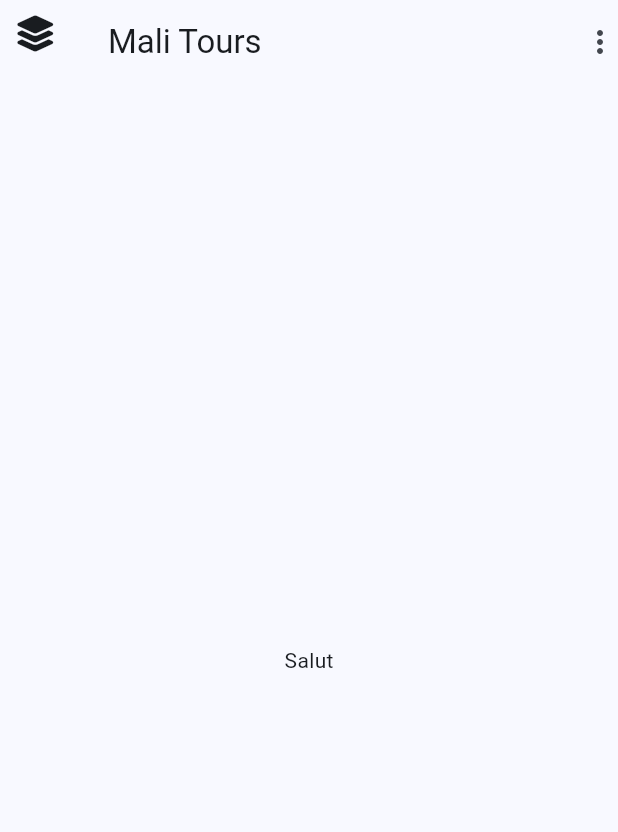
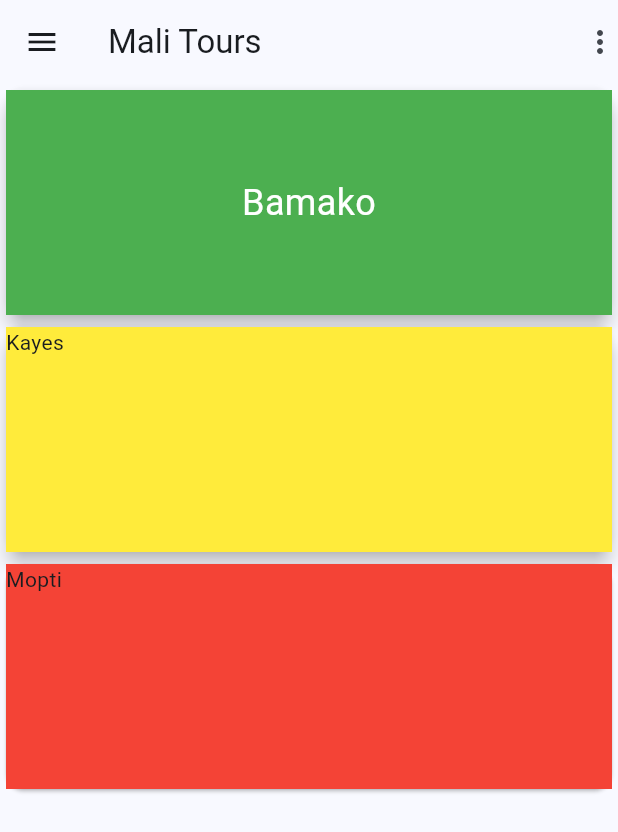
Before and after one commit to lifpro/malitours, a Flutter app: the screen it shows after launch, on a phone screen of 412 x 824 dp. Shown: the top 832 px of the screen. Run offline on Flutter 3.47's test engine with Material 3 defaults, Android fonts, the phone set to English and light mode, and no system bars.

Commit message:
Un peu de style

```diff
--- a/lib/main.dart
+++ b/lib/main.dart
@@ -1,5 +1,4 @@
 import 'package:flutter/material.dart';
-import 'package:font_awesome_flutter/font_awesome_flutter.dart';
 
 void main() {
   runApp(const MaliTours());
@@ -18,16 +17,52 @@ class MaliTours extends StatelessWidget {
         ),
         home: Scaffold(
           appBar: AppBar(
-            leading: const Padding(
-              padding: EdgeInsets.fromLTRB(10, 10, 0, 0),
-              child: FaIcon(FontAwesomeIcons.layerGroup),
-            ),
+            // leading: const Padding(
+            //   padding: EdgeInsets.fromLTRB(10, 10, 0, 0),
+            //   child: FaIcon(FontAwesomeIcons.layerGroup),
+            // ),
             title: const Text('Mali Tours'),
             actions: const [
               Icon(Icons.more_vert),
             ],
           ),
-          body: const Center(child: Text('Salut')),
+          drawer: Container(),
+          body: Column(
+            crossAxisAlignment: CrossAxisAlignment.stretch,
+            children: [
+              Card(
+                elevation: 5,
+                child: Container(
+                  height: 150,
+                  color: Colors.green,
+                  child: Center(
+                    child: Text(
+                      'Bamako',
+                      style: TextStyle(
+                        color: Colors.white,
+                        fontSize: 24,
+                      ),
+                    ),
+                  ),
+                ),
+              ),
+              Card(
+                elevation: 5,
+                child: Container(
+                  height: 150,
+                  color: Colors.yellow,
+                  child: Text('Kayes'),
+                ),
+              ),
+              Card(
+                child: Container(
+                  height: 150,
+                  color: Colors.red,
+                  child: Text('Mopti'),
+                ),
+              ),
+            ],
+          ),
         ) //const MyHomePage(title: 'Flutter Demo Home Page'),
         );
   }
```
